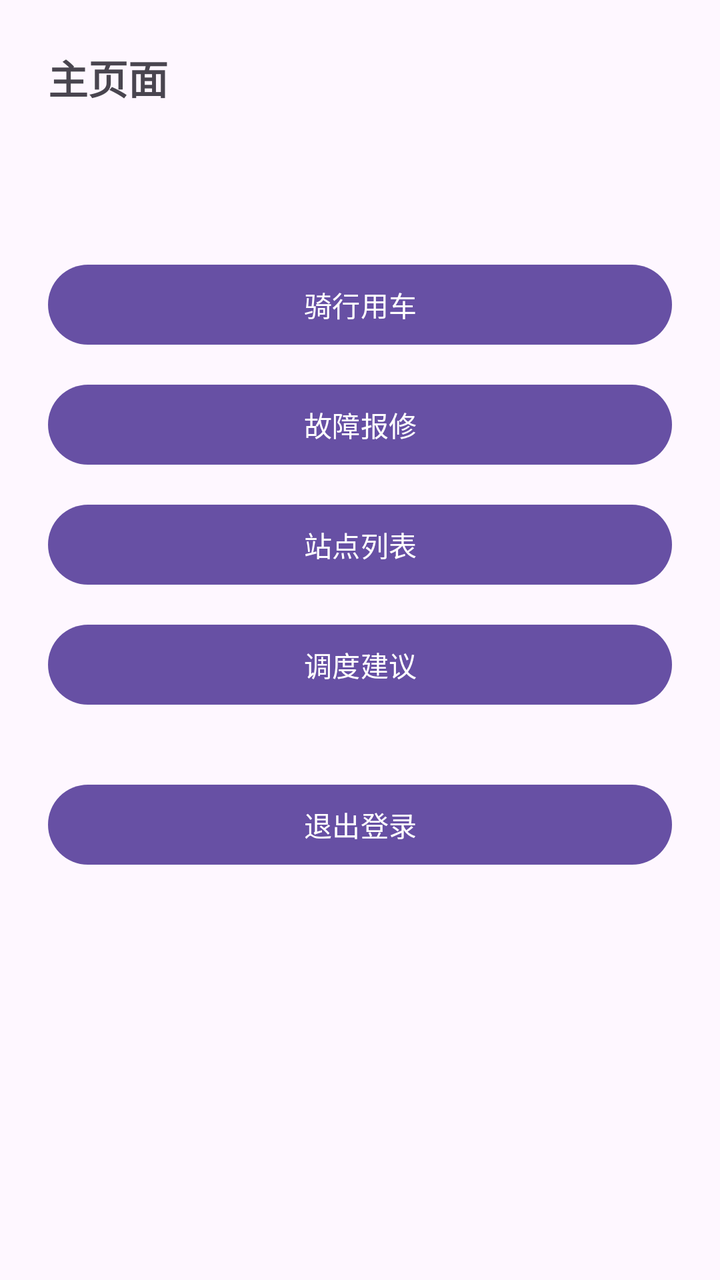
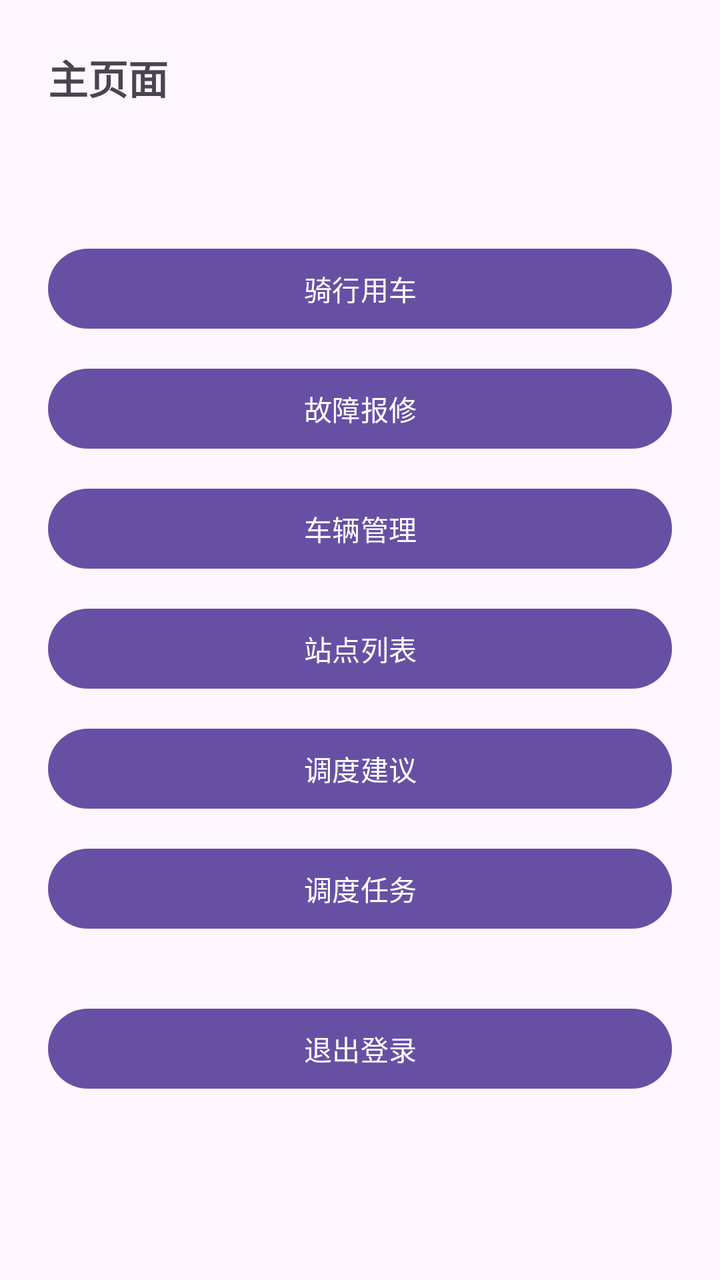

Before-and-after screenshots of an Android layout around one commit, followed by the original layout XML and the change that was made.
<!-- AndroidManifest.xml: application theme Theme.BikeUserApp -->
<!-- res/layout/activity_main.xml -->
<?xml version="1.0" encoding="utf-8"?>
<LinearLayout
    xmlns:android="http://schemas.android.com/apk/res/android"
    android:layout_width="match_parent"
    android:layout_height="match_parent"
    android:orientation="vertical"
    android:padding="24dp">

    <TextView
        android:layout_width="wrap_content"
        android:layout_height="wrap_content"
        android:text="主页面"
        android:textSize="20sp"
        android:textStyle="bold"
        android:layout_marginBottom="24dp"/>

    <TextView
        android:id="@+id/tv_user_info"
        android:layout_width="wrap_content"
        android:layout_height="wrap_content"
        android:textSize="14sp"
        android:layout_marginBottom="32dp"/>

    <Button
        android:id="@+id/btn_ride"
        android:layout_width="match_parent"
        android:layout_height="wrap_content"
        android:text="骑行用车"
        android:layout_marginBottom="12dp"/>

    <Button
        android:id="@+id/btn_repair"
        android:layout_width="match_parent"
        android:layout_height="wrap_content"
        android:text="故障报修"
        android:layout_marginBottom="12dp"/>

    <Button
        android:id="@+id/btn_stations"
        android:layout_width="match_parent"
        android:layout_height="wrap_content"
        android:text="站点列表"
        android:layout_marginBottom="12dp"/>

    <Button
        android:id="@+id/btn_dispatch"
        android:layout_width="match_parent"
        android:layout_height="wrap_content"
        android:text="调度建议"
        android:layout_marginBottom="32dp"/>

    <Button
        android:id="@+id/btn_logout"
        android:layout_width="match_parent"
        android:layout_height="wrap_content"
        android:text="退出登录"/>

</LinearLayout>
<!-- resources referenced by this layout -->
<resources>
  <style name="Theme.BikeUserApp" parent="Base.Theme.BikeUserApp" />
  <style name="Base.Theme.BikeUserApp" parent="Theme.Material3.DayNight.NoActionBar">
          
          
      </style>
</resources>

<!-- the commit's change to res/layout/activity_main.xml (unified diff, before → after) -->
@@ -1,58 +1,78 @@
 <?xml version="1.0" encoding="utf-8"?>
-<LinearLayout
+<ScrollView
     xmlns:android="http://schemas.android.com/apk/res/android"
     android:layout_width="match_parent"
-    android:layout_height="match_parent"
-    android:orientation="vertical"
-    android:padding="24dp">
+    android:layout_height="match_parent">
 
-    <TextView
-        android:layout_width="wrap_content"
-        android:layout_height="wrap_content"
-        android:text="主页面"
-        android:textSize="20sp"
-        android:textStyle="bold"
-        android:layout_marginBottom="24dp"/>
-
-    <TextView
-        android:id="@+id/tv_user_info"
-        android:layout_width="wrap_content"
-        android:layout_height="wrap_content"
-        android:textSize="14sp"
-        android:layout_marginBottom="32dp"/>
-
-    <Button
-        android:id="@+id/btn_ride"
+    <LinearLayout
         android:layout_width="match_parent"
         android:layout_height="wrap_content"
-        android:text="骑行用车"
-        android:layout_marginBottom="12dp"/>
+        android:orientation="vertical"
+        android:padding="24dp">
 
-    <Button
-        android:id="@+id/btn_repair"
-        android:layout_width="match_parent"
-        android:layout_height="wrap_content"
-        android:text="故障报修"
-        android:layout_marginBottom="12dp"/>
+        <TextView
+            android:layout_width="wrap_content"
+            android:layout_height="wrap_content"
+            android:text="主页面"
+            android:textSize="20sp"
+            android:textStyle="bold"
+            android:layout_marginBottom="20dp"/>
 
-    <Button
-        android:id="@+id/btn_stations"
-        android:layout_width="match_parent"
-        android:layout_height="wrap_content"
-        android:text="站点列表"
-        android:layout_marginBottom="12dp"/>
+        <TextView
+            android:id="@+id/tv_user_info"
+            android:layout_width="wrap_content"
+            android:layout_height="wrap_content"
+            android:textSize="14sp"
+            android:layout_marginBottom="28dp"/>
 
-    <Button
-        android:id="@+id/btn_dispatch"
-        android:layout_width="match_parent"
-        android:layout_height="wrap_content"
-        android:text="调度建议"
-        android:layout_marginBottom="32dp"/>
+        <Button
+            android:id="@+id/btn_ride"
+            android:layout_width="match_parent"
+            android:layout_height="wrap_content"
+            android:text="骑行用车"
+            android:layout_marginBottom="12dp"/>
 
-    <Button
-        android:id="@+id/btn_logout"
-        android:layout_width="match_parent"
-        android:layout_height="wrap_content"
-        android:text="退出登录"/>
+        <Button
+            android:id="@+id/btn_repair"
+            android:layout_width="match_parent"
+            android:layout_height="wrap_content"
+            android:text="故障报修"
+            android:layout_marginBottom="12dp"/>
 
-</LinearLayout>
+        <Button
+            android:id="@+id/btn_vehicle"
+            android:layout_width="match_parent"
+            android:layout_height="wrap_content"
+            android:text="车辆管理"
+            android:layout_marginBottom="12dp"/>
+
+        <Button
+            android:id="@+id/btn_stations"
+            android:layout_width="match_parent"
+            android:layout_height="wrap_content"
+            android:text="站点列表"
+            android:layout_marginBottom="12dp"/>
+
+        <Button
+            android:id="@+id/btn_dispatch"
+            android:layout_width="match_parent"
+            android:layout_height="wrap_content"
+            android:text="调度建议"
+            android:layout_marginBottom="12dp"/>
+
+        <Button
+            android:id="@+id/btn_dispatch_task"
+            android:layout_width="match_parent"
+            android:layout_height="wrap_content"
+            android:text="调度任务"
+            android:layout_marginBottom="32dp"/>
+
+        <Button
+            android:id="@+id/btn_logout"
+            android:layout_width="match_parent"
+            android:layout_height="wrap_content"
+            android:text="退出登录"/>
+
+    </LinearLayout>
+
+</ScrollView>
